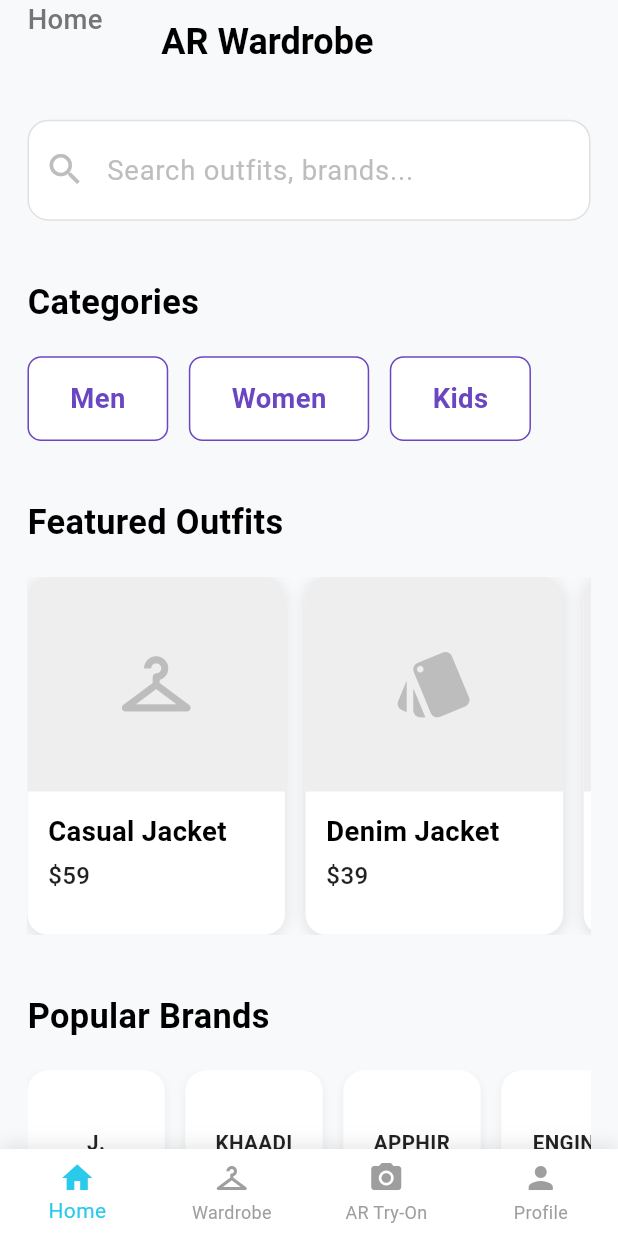
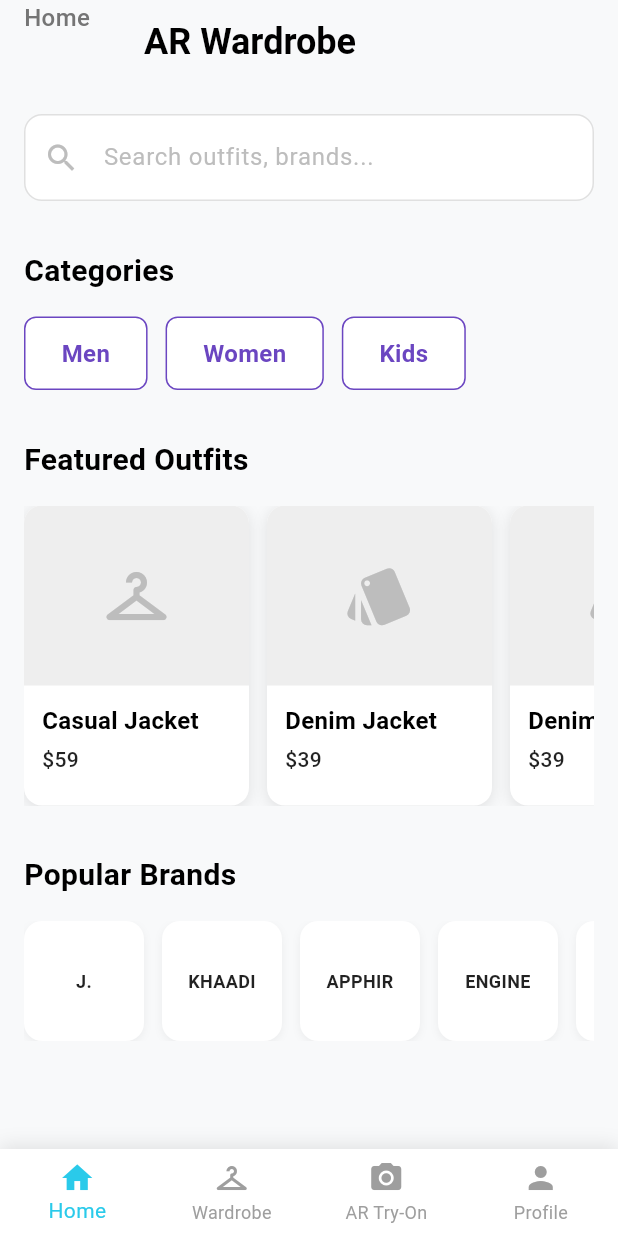
Before and after one commit to Abdul-Hadi-Jalil/AR-Wardrobe, a Flutter app: the screen it shows once a user with an empty profile is signed in, on a phone screen of 412 x 824 dp. Run offline on Flutter 3.47's test engine with Material 3 defaults, Android fonts, the phone set to English and light mode, and no system bars; our stand-ins replace firebase_auth, firebase_core, flutter_screenutil; accounts and stored records are empty.

Commit message:
fix all screens issues

```diff
--- a/ar_wardrobe_frontend/lib/main.dart
+++ b/ar_wardrobe_frontend/lib/main.dart
@@ -1,6 +1,7 @@
 import 'package:ar_wardrobe_frontend/firebase_options.dart';
 import 'package:firebase_core/firebase_core.dart';
 import 'package:flutter/material.dart';
+import 'package:flutter_screenutil/flutter_screenutil.dart';
 import 'screens/splash_screen.dart';
 
 void main() async {
@@ -14,6 +15,11 @@ class ARWardrobeApp extends StatelessWidget {
 
   @override
   Widget build(BuildContext context) {
+    return ScreenUtilInit(
+      designSize: const Size(375, 812), // iPhone X size as design size
+      minTextAdapt: true,
+      splitScreenMode: true,
+      builder: (context, child) {
         return MaterialApp(
           title: 'AR Wardrobe',
           theme: ThemeData(
@@ -40,12 +46,17 @@ class ARWardrobeApp extends StatelessWidget {
                 shape: RoundedRectangleBorder(
                   borderRadius: BorderRadius.circular(8),
                 ),
-            padding: const EdgeInsets.symmetric(horizontal: 24, vertical: 12),
+                padding: const EdgeInsets.symmetric(
+                  horizontal: 24,
+                  vertical: 12,
+                ),
               ),
             ),
           ),
           home: const SplashScreen(),
           debugShowCheckedModeBanner: false,
         );
+      },
+    );
   }
 }
--- a/ar_wardrobe_frontend/lib/screens/home_screen.dart
+++ b/ar_wardrobe_frontend/lib/screens/home_screen.dart
@@ -1,5 +1,4 @@
 import 'package:flutter/material.dart';
-import 'package:flutter_screenutil/flutter_screenutil.dart';
 
 class HomeScreen extends StatelessWidget {
   const HomeScreen({super.key});
@@ -12,17 +11,17 @@ class HomeScreen extends StatelessWidget {
         backgroundColor: Colors.transparent,
         elevation: 0,
         leading: Padding(
-          padding: EdgeInsets.only(left: 16.w),
+          padding: EdgeInsets.only(left: 16),
           child: Text(
             'Home',
             style: TextStyle(
               color: Colors.grey[600],
-              fontSize: 16.sp,
+              fontSize: 16,
               fontWeight: FontWeight.w500,
             ),
           ),
         ),
-        leadingWidth: 80.w,
+        leadingWidth: 80,
         title: const Text(
           'AR Wardrobe',
           style: TextStyle(
@@ -34,72 +33,73 @@ class HomeScreen extends StatelessWidget {
         centerTitle: false,
       ),
       body: SingleChildScrollView(
-        padding: EdgeInsets.symmetric(horizontal: 16.w),
+        padding: EdgeInsets.symmetric(horizontal: 16),
         child: Column(
           crossAxisAlignment: CrossAxisAlignment.start,
           children: [
-            SizedBox(height: 20.h),
+            SizedBox(height: 20),
             // Search Bar
             Container(
               decoration: BoxDecoration(
                 color: Colors.white,
-                borderRadius: BorderRadius.circular(12.r),
+                borderRadius: BorderRadius.circular(12),
                 border: Border.all(color: Colors.grey[300]!),
               ),
               child: TextField(
                 decoration: InputDecoration(
                   hintText: 'Search outfits, brands...',
-                  hintStyle: TextStyle(
+                  hintStyle: TextStyle(color: Colors.grey[400], fontSize: 16),
+                  prefixIcon: Icon(
+                    Icons.search,
                     color: Colors.grey[400],
-                    fontSize: 16.sp,
+                    size: 24,
                   ),
-                  prefixIcon: Icon(Icons.search, color: Colors.grey[400], size: 24.w),
                   border: OutlineInputBorder(
-                    borderRadius: BorderRadius.circular(12.r),
+                    borderRadius: BorderRadius.circular(12),
                     borderSide: BorderSide.none,
                   ),
                   contentPadding: EdgeInsets.symmetric(
-                    horizontal: 16.w,
-                    vertical: 16.h,
+                    horizontal: 16,
+                    vertical: 16,
                   ),
                 ),
               ),
             ),
-            SizedBox(height: 32.h),
+            SizedBox(height: 32),
 
             // Categories Section
             Text(
               'Categories',
               style: TextStyle(
                 color: Colors.black,
-                fontSize: 20.sp,
+                fontSize: 20,
                 fontWeight: FontWeight.bold,
               ),
             ),
-            SizedBox(height: 16.h),
+            SizedBox(height: 16),
             Row(
               children: [
                 _buildCategoryButton('Men'),
-                SizedBox(width: 12.w),
+                SizedBox(width: 12),
                 _buildCategoryButton('Women'),
-                SizedBox(width: 12.w),
+                SizedBox(width: 12),
                 _buildCategoryButton('Kids'),
               ],
             ),
-            SizedBox(height: 32.h),
+            SizedBox(height: 32),
 
             // Featured Outfits Section
             Text(
               'Featured Outfits',
               style: TextStyle(
                 color: Colors.black,
-                fontSize: 20.sp,
+                fontSize: 20,
                 fontWeight: FontWeight.bold,
               ),
             ),
-            SizedBox(height: 16.h),
+            SizedBox(height: 16),
             SizedBox(
-              height: 200.h,
+              height: 200,
               child: ListView.builder(
                 scrollDirection: Axis.horizontal,
                 itemCount: 4,
@@ -112,30 +112,39 @@ class HomeScreen extends StatelessWidget {
                 },
               ),
             ),
-            SizedBox(height: 32.h),
+            SizedBox(height: 32),
 
             // Popular Brands Section
             Text(
               'Popular Brands',
               style: TextStyle(
                 color: Colors.black,
-                fontSize: 20.sp,
+                fontSize: 20,
                 fontWeight: FontWeight.bold,
               ),
             ),
-            SizedBox(height: 16.h),
+            SizedBox(height: 16),
             SizedBox(
-              height: 80.h,
+              height: 80,
               child: ListView.builder(
                 scrollDirection: Axis.horizontal,
                 itemCount: 8,
                 itemBuilder: (context, index) {
-                  final brands = ['J.', 'KHAADI', 'APPHIR', 'ENGINE', 'NIKE', 'ADIDAS', 'PUMA', 'REEBOK'];
+                  final brands = [
+                    'J.',
+                    'KHAADI',
+                    'APPHIR',
+                    'ENGINE',
+                    'NIKE',
+                    'ADIDAS',
+                    'PUMA',
+                    'REEBOK',
+                  ];
                   return _buildBrandCard(brands[index]);
                 },
               ),
             ),
-            SizedBox(height: 100.h), // Bottom navigation padding
+            SizedBox(height: 100), // Bottom navigation padding
           ],
         ),
       ),
@@ -144,17 +153,17 @@ class HomeScreen extends StatelessWidget {
 
   Widget _buildCategoryButton(String title) {
     return Container(
-      padding: EdgeInsets.symmetric(horizontal: 24.w, vertical: 12.h),
+      padding: EdgeInsets.symmetric(horizontal: 24, vertical: 12),
       decoration: BoxDecoration(
         color: Colors.white,
-        borderRadius: BorderRadius.circular(8.r),
+        borderRadius: BorderRadius.circular(8),
         border: Border.all(color: const Color(0xFF6B46C1)),
       ),
       child: Text(
         title,
         style: TextStyle(
           color: const Color(0xFF6B46C1),
-          fontSize: 16.sp,
+          fontSize: 16,
           fontWeight: FontWeight.w600,
         ),
       ),
@@ -163,11 +172,11 @@ class HomeScreen extends StatelessWidget {
 
   Widget _buildFeaturedOutfitCard(String name, String price, String type) {
     return Container(
-      width: 150.w,
-      margin: EdgeInsets.only(right: 12.w),
+      width: 150,
+      margin: EdgeInsets.only(right: 12),
       decoration: BoxDecoration(
         color: Colors.white,
-        borderRadius: BorderRadius.circular(12.r),
+        borderRadius: BorderRadius.circular(12),
         boxShadow: [
           BoxShadow(
             color: Colors.black.withOpacity(0.1),
@@ -180,20 +189,20 @@ class HomeScreen extends StatelessWidget {
         crossAxisAlignment: CrossAxisAlignment.start,
         children: [
           Container(
-            height: 120.h,
+            height: 120,
             width: double.infinity,
             decoration: BoxDecoration(
-              borderRadius: BorderRadius.vertical(top: Radius.circular(12.r)),
+              borderRadius: BorderRadius.vertical(top: Radius.circular(12)),
               color: Colors.grey[200],
             ),
             child: Icon(
               type == 'jacket' ? Icons.checkroom : Icons.style,
-              size: 48.w,
+              size: 48,
               color: Colors.grey[400],
             ),
           ),
           Padding(
-            padding: EdgeInsets.all(12.w),
+            padding: EdgeInsets.all(12),
             child: Column(
               crossAxisAlignment: CrossAxisAlignment.start,
               children: [
@@ -201,16 +210,16 @@ class HomeScreen extends StatelessWidget {
                   name,
                   style: TextStyle(
                     color: Colors.black,
-                    fontSize: 16.sp,
+                    fontSize: 16,
                     fontWeight: FontWeight.w600,
                   ),
                 ),
-                SizedBox(height: 4.h),
+                SizedBox(height: 4),
                 Text(
                   price,
                   style: TextStyle(
                     color: Colors.black87,
-                    fontSize: 14.sp,
+                    fontSize: 14,
                     fontWeight: FontWeight.w500,
                   ),
                 ),
@@ -224,12 +233,12 @@ class HomeScreen extends StatelessWidget {
 
   Widget _buildBrandCard(String brandName) {
     return Container(
-      width: 80.w,
-      height: 80.h,
-      margin: EdgeInsets.only(right: 12.w),
+      width: 80,
+      height: 80,
+      margin: EdgeInsets.only(right: 12),
       decoration: BoxDecoration(
         color: Colors.white,
-        borderRadius: BorderRadius.circular(12.r),
+        borderRadius: BorderRadius.circular(12),
         boxShadow: [
           BoxShadow(
             color: Colors.black.withOpacity(0.05),
@@ -243,7 +252,7 @@ class HomeScreen extends StatelessWidget {
           brandName,
           style: TextStyle(
             color: Colors.black87,
-            fontSize: 12.sp,
+            fontSize: 12,
             fontWeight: FontWeight.w600,
           ),
           textAlign: TextAlign.center,
```
Also changed, not shown: ar_wardrobe_frontend/lib/screens/ar_try_on_screen.dart (+12 -20 lines), ar_wardrobe_frontend/lib/screens/profile_screen.dart (+34 -35 lines), 3 other files. Lines whose indentation alone changed are shown as unchanged.
